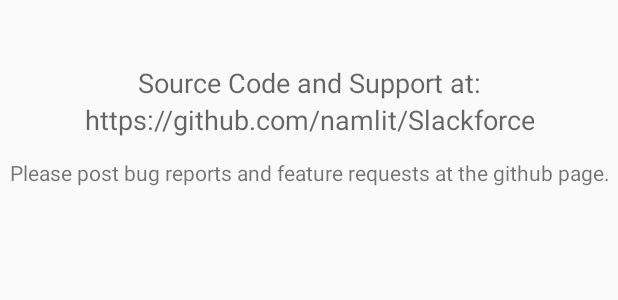
After one commit to namlit/Slackforce, an Android app: the layout layout_about_page.xml on its own in the app's theme, with its tools: preview values and no code run, on a phone screen of 412 x 824 dp. The commit adds this screen. Shown: the top 300 px of the screen. Run offline under Robolectric (Android 15) with nearby library versions, the phone set to English and light mode, and no system bars.

Commit message:
add about page

```diff
--- a/app/build.gradle
+++ b/app/build.gradle
@@ -9,7 +9,7 @@ android {
         minSdkVersion 15
         targetSdkVersion 22
         versionCode 1
-        versionName "1.0"
+        versionName "v0.1"
     }
     buildTypes {
         release {
--- a/app/src/main/AndroidManifest.xml
+++ b/app/src/main/AndroidManifest.xml
@@ -1,8 +1,6 @@
 <?xml version="1.0" encoding="utf-8"?>
 <manifest xmlns:android="http://schemas.android.com/apk/res/android"
-    package="namlit.slackforce"
-    android:versionCode="1"
-    android:versionName="v0.1">
+    package="namlit.slackforce">
 
     <uses-permission android:name="android.permission.RECORD_AUDIO" />
 
--- /dev/null
+++ b/app/src/main/res/layout/layout_about_page.xml
@@ -0,0 +1,48 @@
+<?xml version="1.0" encoding="utf-8"?>
+<LinearLayout xmlns:android="http://schemas.android.com/apk/res/android"
+    android:layout_width="match_parent" android:layout_height="match_parent"
+    android:orientation="vertical">
+
+    <TextView
+        android:layout_width="wrap_content"
+        android:layout_height="wrap_content"
+        android:layout_gravity="center"
+        android:textAppearance="?android:attr/textAppearanceLarge"
+        android:id="@+id/appNameVersion"
+        android:gravity="center" />
+
+    <Space
+        android:layout_width="20px"
+        android:layout_height="20px" />
+
+    <TextView
+        android:layout_width="wrap_content"
+        android:layout_height="wrap_content"
+        android:textAppearance="?android:attr/textAppearanceMedium"
+        android:text="@string/option_about__source_code_at"
+        android:id="@+id/textView3"
+        android:layout_gravity="center"
+        android:gravity="center" />
+
+    <TextView
+        android:layout_width="wrap_content"
+        android:layout_height="wrap_content"
+        android:textAppearance="?android:attr/textAppearanceMedium"
+        android:text="@string/option_about__github_address"
+        android:id="@+id/textView4"
+        android:layout_gravity="center"
+        android:gravity="center" />
+
+    <Space
+        android:layout_width="20px"
+        android:layout_height="20px" />
+
+    <TextView
+        android:layout_width="wrap_content"
+        android:layout_height="wrap_content"
+        android:text="@string/option_about__post_on_github"
+        android:id="@+id/textView5"
+        android:layout_gravity="center"
+        android:gravity="center" />
+
+</LinearLayout>
--- a/app/src/main/res/menu/menu_main.xml
+++ b/app/src/main/res/menu/menu_main.xml
@@ -3,4 +3,6 @@
     xmlns:tools="http://schemas.android.com/tools" tools:context=".MainActivity">
     <item android:id="@+id/action_info" android:title="@string/main_activity__option_info"
         android:orderInCategory="100" app:showAsAction="never" />
+    <item android:id="@+id/action_about" android:title="@string/main_activity__option_about"
+        android:orderInCategory="100" app:showAsAction="never" />
 </menu>
--- a/app/src/main/res/values/strings.xml
+++ b/app/src/main/res/values/strings.xml
@@ -6,6 +6,11 @@
     <string name="title_section3">dynamic\nCalculations</string>
 
     <string name="main_activity__option_info">Info</string>
+    <string name="main_activity__option_about">About</string>
+
+    <string name="option_about__source_code_at">Source Code and Support at:</string>
+    <string name="option_about__github_address">https://github.com/namlit/Slackforce</string>
+    <string name="option_about__post_on_github">Please post bug reports and feature requests at the github page.</string>
 
     <string name="title_activity_select_webbing_manufacturer_action">Select Manufacturer</string>
     <string name="title_activity_select_webbing">Select Webbing</string>
```
Also changed, not shown: app/src/main/java/namlit/slackforce/MainActivity.java (+38 -0 lines).
